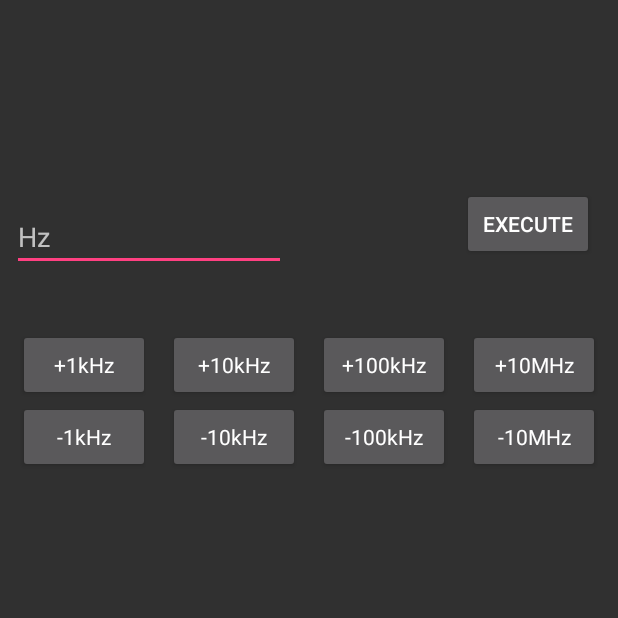
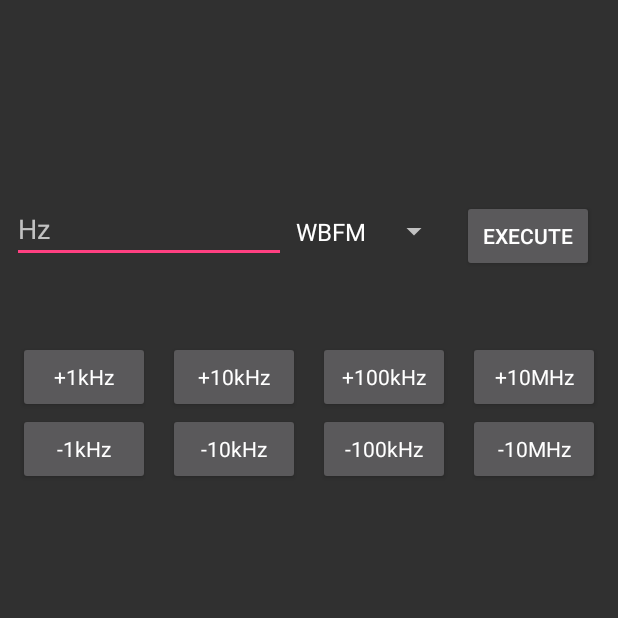
Before and after one commit to JimPatrizi/RTL_Pi, an Android app: the screen it shows after launch (MainActivity), on a phone screen of 412 x 824 dp, the top half of it. Run offline under Robolectric (Android 15) with nearby library versions, the phone set to English and light mode, and no system bars.

Commit message:
added spinner with text and made dropdown height size to an acceptable touch level

```diff
--- a/app/src/main/java/com/rtl_pi/jamespatrizi/rtl_pi/MainActivity.java
+++ b/app/src/main/java/com/rtl_pi/jamespatrizi/rtl_pi/MainActivity.java
@@ -4,13 +4,16 @@ import android.os.Bundle;
 import android.support.v7.app.AppCompatActivity;
 import android.view.Gravity;
 import android.view.View;
+import android.widget.ArrayAdapter;
 import android.widget.Button;
 import android.widget.EditText;
+import android.widget.Spinner;
 import android.widget.Toast;
 
 public class MainActivity extends AppCompatActivity {
 
-    Button display;
+    Button execute_button;
+    private String[] modeSpinner;
 
     private Toast toastFromEditText(EditText text) {
         return Toast.makeText(this, text.getText().toString(), Toast.LENGTH_LONG);
@@ -19,8 +22,21 @@ public class MainActivity extends AppCompatActivity {
     protected void onCreate(Bundle savedInstanceState) {
         super.onCreate(savedInstanceState);
         setContentView(R.layout.activity_main);
-        display = (Button) findViewById(R.id.execute);
-        display.setOnClickListener(new View.OnClickListener() {
+
+        //Create Modulation Mode Spinner
+        this.modeSpinner = new String[] {
+                "WBFM", "AM", "USB", "LSB"
+        };
+        Spinner s = (Spinner) findViewById(R.id.modeSpinner);
+        ArrayAdapter<String> adapter = new ArrayAdapter<String>(this,
+                android.R.layout.simple_spinner_item, modeSpinner);
+        s.setAdapter(adapter);
+        adapter.setDropDownViewResource(android.R.layout.simple_spinner_dropdown_item);
+        //end spinner
+
+        //Create execute button listener
+        execute_button = (Button) findViewById(R.id.execute);
+        execute_button.setOnClickListener(new View.OnClickListener() {
             @Override
             public void onClick(View v) {
                 EditText text = (EditText)findViewById(R.id.editText);
@@ -29,8 +45,6 @@ public class MainActivity extends AppCompatActivity {
                 toast = toastFromEditText(text);
                 toast.show();
             }
-        });
-
-
-    }
+        });//end execute listener
+    }//end onCreate
 }
--- a/app/src/main/res/layout/activity_main.xml
+++ b/app/src/main/res/layout/activity_main.xml
@@ -29,9 +29,10 @@
         tools:layout_constraintLeft_creator="1"
         app:layout_constraintLeft_toLeftOf="parent"
         app:layout_constraintTop_toTopOf="parent"
-        app:layout_constraintHorizontal_bias="0.47"
+        app:layout_constraintHorizontal_bias="0.941"
         android:layout_marginBottom="8dp"
-        app:layout_constraintBottom_toTopOf="@+id/p1khz" />
+        app:layout_constraintBottom_toTopOf="@+id/p1khz"
+        app:layout_constraintVertical_bias="0.362" />
 
     <Button
         android:id="@+id/execute"
@@ -46,7 +47,7 @@
         app:layout_constraintHorizontal_bias="1.0"
         tools:layout_constraintTop_creator="1"
         android:layout_marginStart="8dp"
-        android:layout_marginTop="125dp"
+        android:layout_marginTop="133dp"
         app:layout_constraintTop_toTopOf="parent" />
 
     <Button
@@ -138,4 +139,18 @@
         tools:layout_constraintBaseline_creator="1"
         app:layout_constraintRight_toRightOf="parent" />
 
+    <Spinner
+        android:id="@+id/modeSpinner"
+        android:layout_width="wrap_content"
+        android:layout_height="42dp"
+        android:layout_marginLeft="8dp"
+        android:layout_marginRight="8dp"
+        android:layout_marginStart="8dp"
+        android:layout_marginTop="133dp"
+        android:dropDownWidth="150dp"
+        app:layout_constraintHorizontal_bias="1.0"
+        app:layout_constraintLeft_toRightOf="@+id/editText"
+        app:layout_constraintRight_toLeftOf="@+id/execute"
+        app:layout_constraintTop_toTopOf="parent" />
+
 </android.support.constraint.ConstraintLayout>
--- a/app/src/main/res/values/strings.xml
+++ b/app/src/main/res/values/strings.xml
@@ -4,4 +4,5 @@
     <string name="Execute" />
     <string name="one">One</string>
     <string name="descr_overflow_button">overflow</string>
+
 </resources>
```
